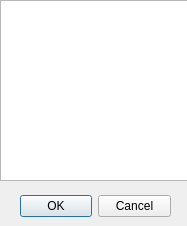
Before: the Qt Designer form leaderboard.ui in Trine-Software-Engineers/SpaceInvaders-Cole-Lucas-Andrew, drawn with Qt 5.
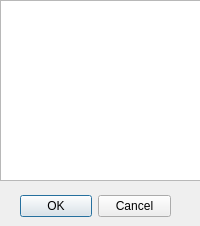
After: the same form once the commit is applied.

```diff
--- a/leaderboard.ui
+++ b/leaderboard.ui
@@ -6,7 +6,7 @@
    <rect>
     <x>0</x>
     <y>0</y>
-    <width>187</width>
+    <width>200</width>
     <height>226</height>
    </rect>
   </property>
```
